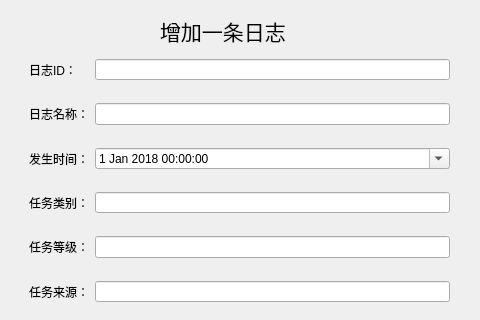
tonggege001/DataStructureDesign, file adddialog.ui: the form before one commit; both pictures show x 0 to 480 and y 0 to 320 of the 480 by 539 pixel window.
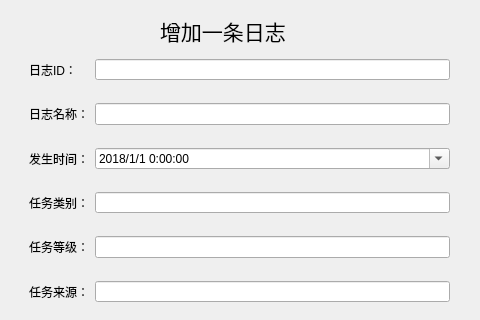
The form after the commit.

```diff
--- a/adddialog.ui
+++ b/adddialog.ui
@@ -227,6 +227,9 @@
         <day>1</day>
        </datetime>
       </property>
+      <property name="displayFormat">
+       <string>yyyy/M/d H:mm:ss</string>
+      </property>
       <property name="calendarPopup">
        <bool>true</bool>
       </property>
```
